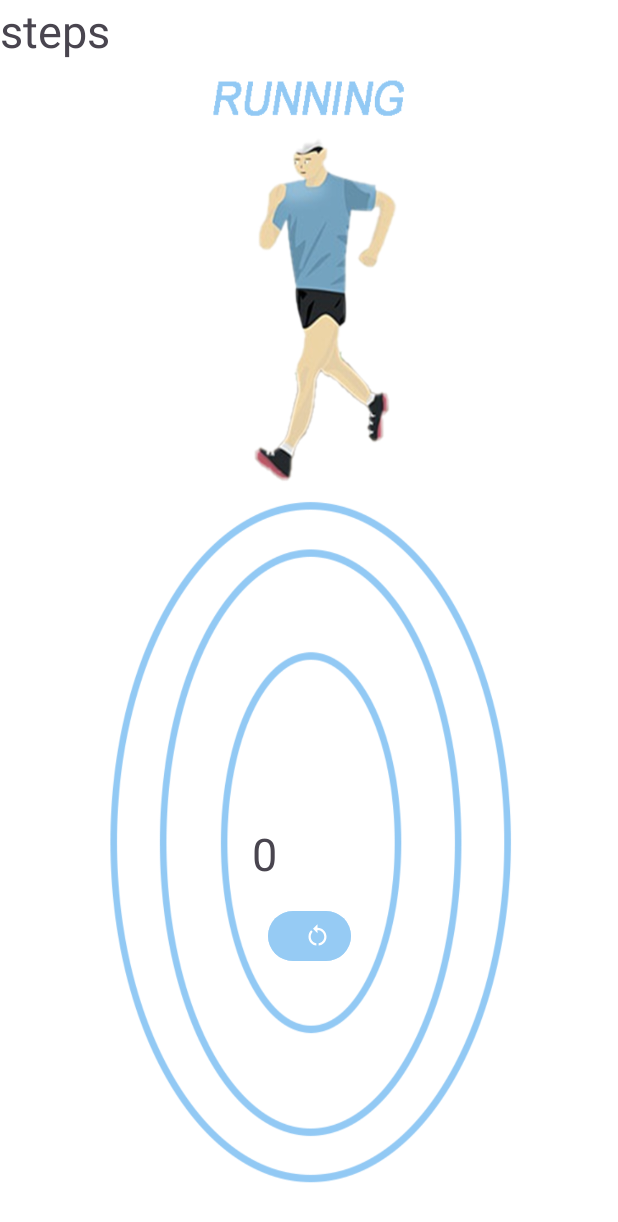
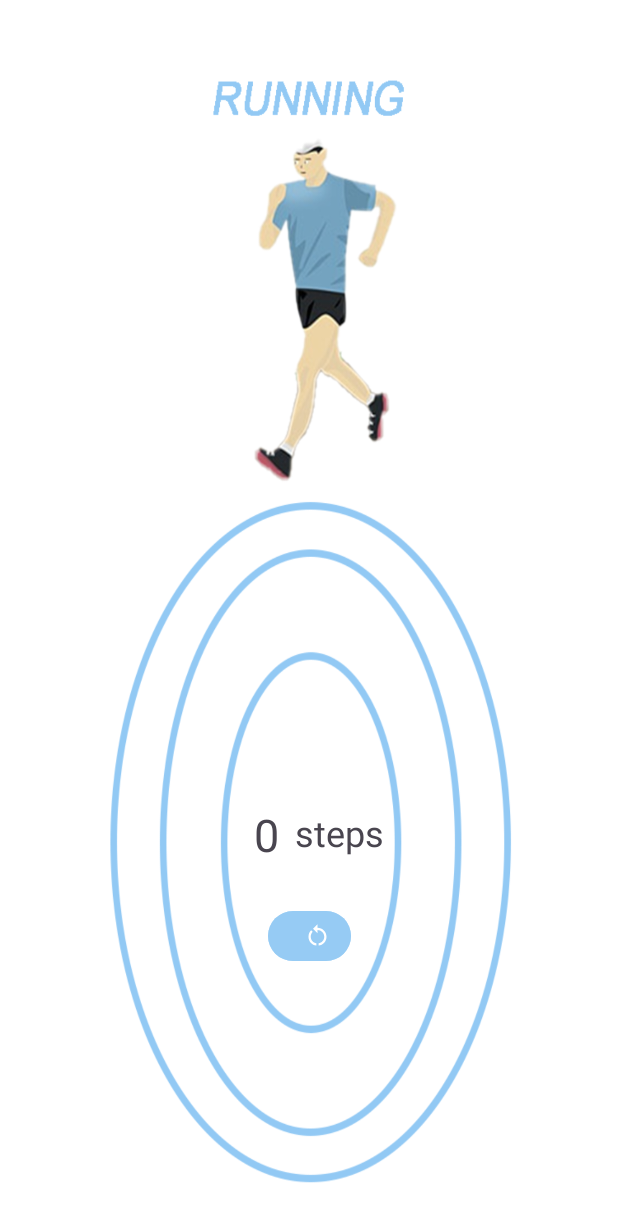
Before and after one commit to mohamed-jilani/GestureMasterApp, an Android app: the Course screen opened directly, with no data from a screen before it, on a phone screen of 412 x 824 dp. Shown: the top 1222 px of the screen. Run offline under Robolectric (Android 15) with nearby library versions, the phone set to English and light mode, and no system bars.

Commit message:
les modification de Malek

```diff
--- a/app/src/main/java/jilani/group/gesturemasterapp/DriverList.java
+++ b/app/src/main/java/jilani/group/gesturemasterapp/DriverList.java
@@ -8,7 +8,6 @@ import android.hardware.Sensor;
 import android.hardware.SensorEvent;
 import android.hardware.SensorEventListener;
 import android.hardware.SensorManager;
-import android.media.MediaPlayer;
 import android.media.MediaRecorder;
 import android.net.Uri;
 import android.os.Bundle;
@@ -37,7 +36,6 @@ public class DriverList extends AppCompatActivity {
     private long lastUpdate = 0;
     private static final int SHAKE_THRESHOLD = 800;
     private static final int PERMISSION_REQUEST_CODE = 1;
-    private MediaPlayer mediaPlayer;
     private ListView listView;
     private ActionAdapter adapter;
     private ArrayList<ActionItem> actions;
--- a/app/src/main/res/layout/activity_course.xml
+++ b/app/src/main/res/layout/activity_course.xml
@@ -16,17 +16,29 @@
         android:textSize="30sp"
         app:layout_constraintBottom_toBottomOf="parent"
         app:layout_constraintEnd_toEndOf="parent"
-        app:layout_constraintHorizontal_bias="0.425"
+        app:layout_constraintHorizontal_bias="0.428"
         app:layout_constraintStart_toStartOf="parent"
         app:layout_constraintTop_toTopOf="parent"
-        app:layout_constraintVertical_bias="0.7" />
+        app:layout_constraintVertical_bias="0.684" />
+
+    <TextView
+        android:id="@+id/textView2"
+        android:layout_width="62dp"
+        android:layout_height="35dp"
+        android:text="steps"
+        android:textSize="24sp"
+        app:layout_constraintBottom_toBottomOf="@id/textView"
+        app:layout_constraintEnd_toEndOf="parent"
+        app:layout_constraintHorizontal_bias="0.065"
+        app:layout_constraintStart_toEndOf="@id/textView"
+        app:layout_constraintTop_toTopOf="@id/textView"
+        app:layout_constraintVertical_bias="0.473" />
 
     <Button
         android:id="@+id/button2"
         android:layout_width="55dp"
         android:layout_height="41dp"
         android:backgroundTint="#CB92C9F4"
-
         android:gravity="center"
         app:icon="@drawable/baseline_restart_alt_24"
         app:layout_constraintBottom_toBottomOf="parent"
@@ -35,12 +47,4 @@
         app:layout_constraintTop_toTopOf="parent"
         app:layout_constraintVertical_bias="0.771" />
 
-    <TextView
-        android:id="@+id/textView2"
-        android:layout_width="wrap_content"
-        android:layout_height="wrap_content"
-        android:text="steps"
-        android:textSize="30sp"
-        tools:layout_editor_absoluteX="198dp"
-        tools:layout_editor_absoluteY="484dp" />
 </androidx.constraintlayout.widget.ConstraintLayout>
--- a/app/src/main/res/layout/activity_music_player.xml
+++ b/app/src/main/res/layout/activity_music_player.xml
@@ -8,7 +8,7 @@
     android:gravity="center"
     android:background="@android:color/white">
 
-    <!-- Détails de la chanson -->
+
     <TextView
         android:id="@+id/songTitle"
         android:layout_width="match_parent"
```
Also changed, not shown: app/src/main/java/jilani/group/gesturemasterapp/GymList.java (+9 -6 lines), app/src/main/java/jilani/group/gesturemasterapp/UserList.java (+28 -16 lines), app/src/main/res/layout/activity_squat.xml (+16 -3 lines), app/src/main/res/layout/activity_yoga.xml (+16 -3 lines).
